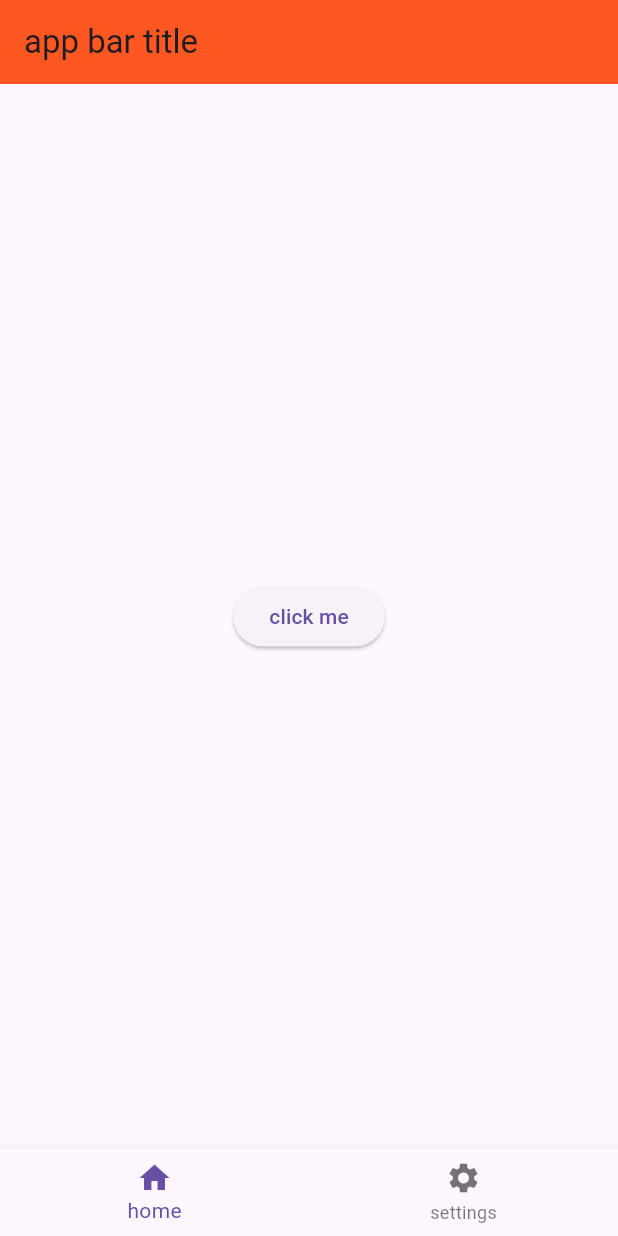
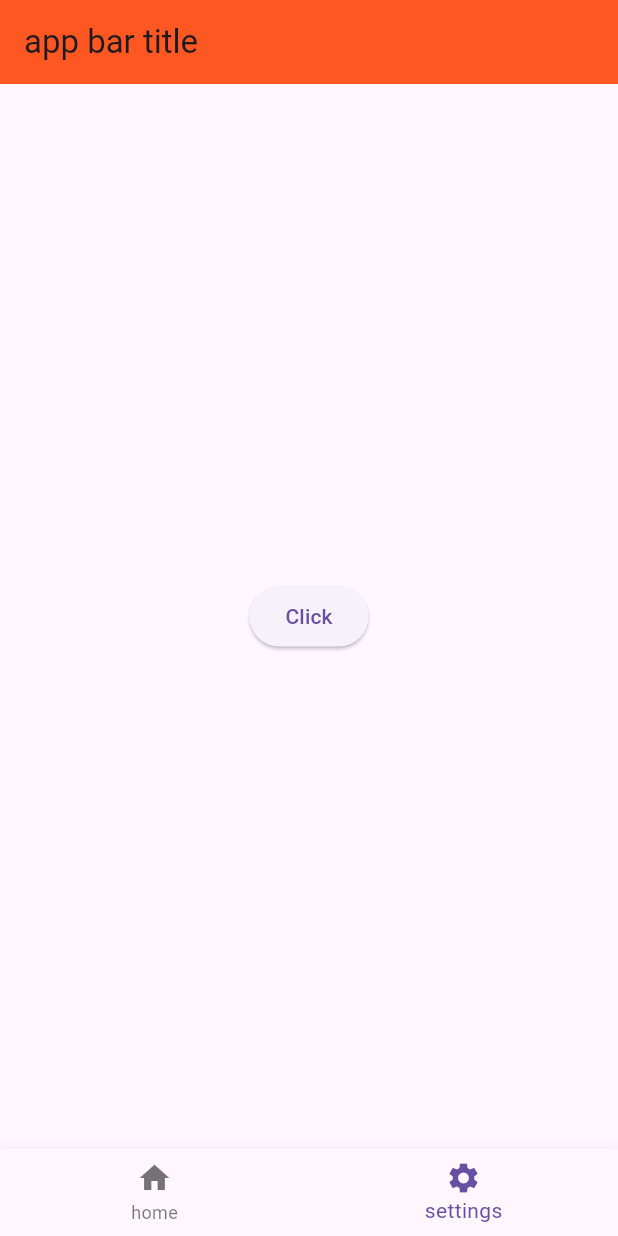
Before and after one commit to badeai/flutter_learn_basics, a Flutter app: the screen it shows after launch, on a phone screen of 412 x 824 dp. Run offline on Flutter 3.47's test engine with Material 3 defaults, Android fonts, the phone set to English and light mode, and no system bars.

Commit message:
first day

```diff
--- a/lib/main.dart
+++ b/lib/main.dart
@@ -1,12 +1,12 @@
 import 'package:flutter/material.dart';
 
 void main() {
-  runApp(const MyApp());
+  runApp(MyApp());
 }
 
 class MyApp extends StatelessWidget {
-  const MyApp({super.key});
-
+  MyApp({super.key});
+  String buttonName = 'Click';
   @override
   Widget build(BuildContext context) {
     return MaterialApp(
@@ -17,8 +17,10 @@ class MyApp extends StatelessWidget {
         ),
         body: Center(
           child: ElevatedButton(
-            onPressed: () {},
-            child: Text('click me'),
+            onPressed: () {
+              buttonName='clicked';
+            },
+            child: Text(buttonName),
           ),
         ),
         bottomNavigationBar: BottomNavigationBar(
@@ -31,7 +33,7 @@ class MyApp extends StatelessWidget {
               label: 'settings',
               icon: Icon(Icons.settings),
             ),
-          ],
+          ], currentIndex: 1,
         ),
       ),
     );
```
